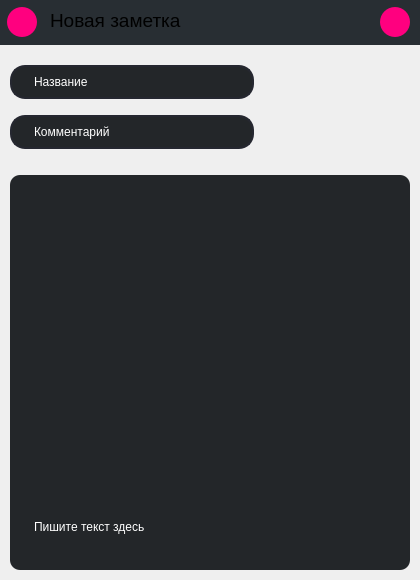
Before: the Qt Designer form Client/new_note.ui in KarpovVlY/Client, drawn with Qt 5.
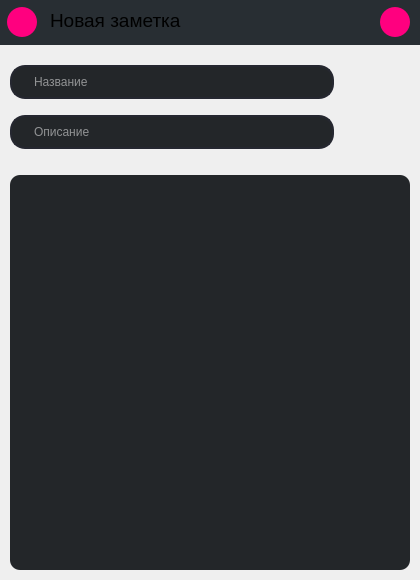
After: the same form once the commit is applied. Icons and pictures are not drawn.

Patch:
```diff
--- a/Client/new_note.ui
+++ b/Client/new_note.ui
@@ -30,7 +30,7 @@
      <rect>
       <x>50</x>
       <y>5</y>
-      <width>141</width>
+      <width>261</width>
       <height>30</height>
      </rect>
     </property>
@@ -222,42 +222,21 @@
      <enum>Qt::ScrollBarAsNeeded</enum>
     </property>
     <property name="plainText">
-     <string>
-
-
-
-
-
-
-
-
-
-
-
-
-
-
-
-
-
-
-
-
-
-
-
-Пишите текст здесь</string>
+     <string/>
     </property>
     <property name="tabStopWidth">
      <number>20</number>
     </property>
+    <property name="placeholderText">
+     <string>Текст заметки</string>
+    </property>
    </widget>
    <widget class="QLineEdit" name="nameLineEdit">
     <property name="geometry">
      <rect>
       <x>10</x>
       <y>20</y>
-      <width>244</width>
+      <width>324</width>
       <height>34</height>
      </rect>
     </property>
@@ -270,9 +249,9 @@
 	padding-right: 20px; 
 	background-color: rgb(35, 38, 41); 
 	selection-background-color: rgb(43,45,56);  
-	max-width:200px; 
+	max-width:280px; 
 	max-height:30px;
-	min-width:200px; 
+	min-width:280px; 
 	min-height:30px;
 }
  
@@ -287,6 +266,9 @@
 </string>
     </property>
     <property name="text">
+     <string/>
+    </property>
+    <property name="placeholderText">
      <string>Название</string>
     </property>
    </widget>
@@ -295,7 +277,7 @@
      <rect>
       <x>10</x>
       <y>70</y>
-      <width>244</width>
+      <width>324</width>
       <height>34</height>
      </rect>
     </property>
@@ -308,9 +290,9 @@
 	padding-right: 20px; 
 	background-color: rgb(35, 38, 41); 
 	selection-background-color: rgb(43,45,56);  
-	max-width:200px; 
+	max-width:280px; 
 	max-height:30px;
-	min-width:200px; 
+	min-width:280px; 
 	min-height:30px;
 }
  
@@ -325,7 +307,10 @@
 </string>
     </property>
     <property name="text">
-     <string>Комментарий</string>
+     <string/>
+    </property>
+    <property name="placeholderText">
+     <string>Описание</string>
     </property>
    </widget>
   </widget>
```
Left out of the diff: 2 changed lines with no effect on the pictures.
